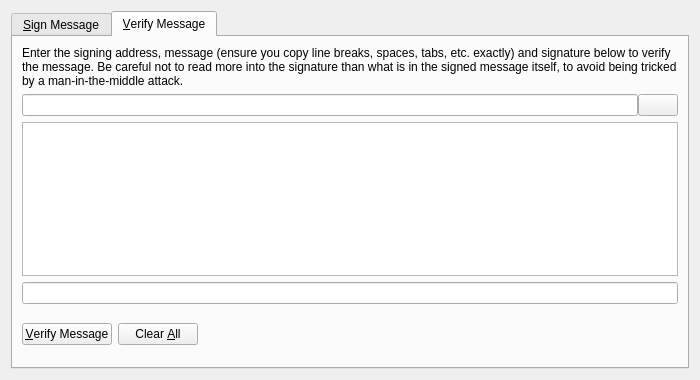
Qt form src/qt/forms/signverifymessagedialog.ui (CryptoCoderz/UgandanKnucklesCoin) before a commit.
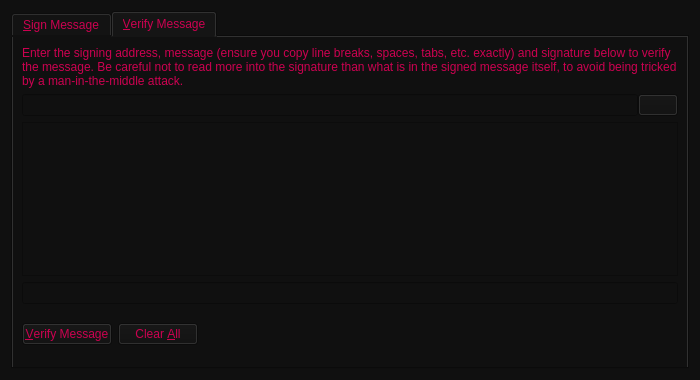
The same form after that commit. Icons and pictures are not drawn. Custom widgets are drawn as their Qt base class.

Diff of the .ui file:
```diff
--- a/src/qt/forms/signverifymessagedialog.ui
+++ b/src/qt/forms/signverifymessagedialog.ui
@@ -13,6 +13,10 @@
   <property name="windowTitle">
    <string>Signatures - Sign / Verify a Message</string>
   </property>
+  <property name="styleSheet">
+   <string notr="true">color: rgb(204, 1, 80);
+background-color: rgb(16, 16, 16);</string>
+  </property>
   <property name="modal">
    <bool>true</bool>
   </property>
```
